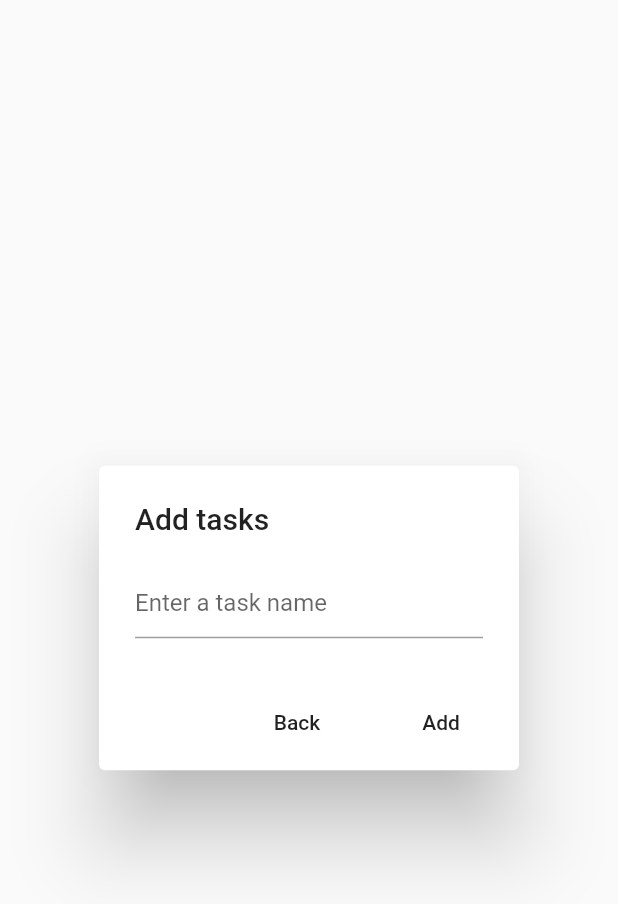
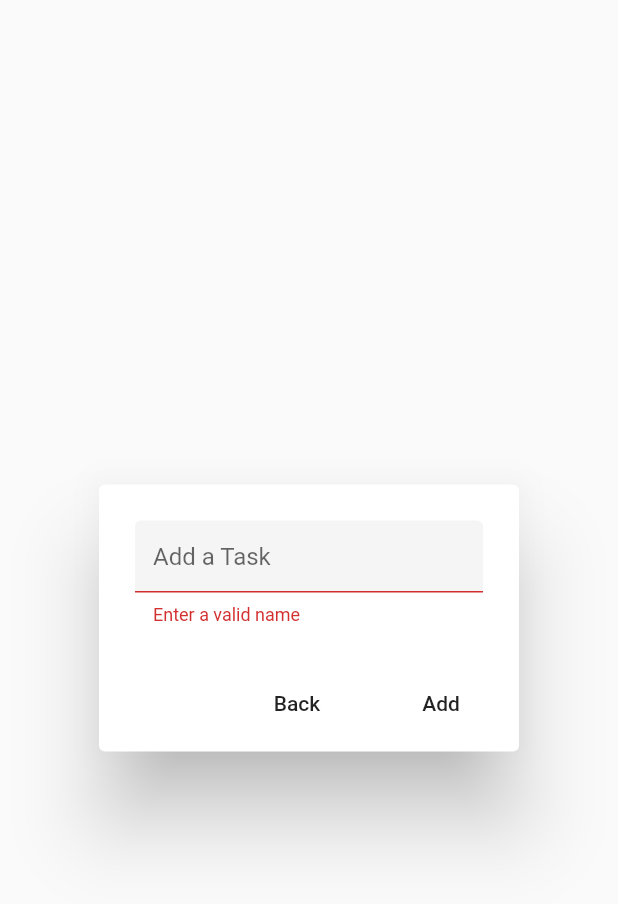
Before and after one commit to AndreaAlbertoMarchesi/checklist_app, a Flutter app: the AddDialog widget shown alone on an empty page, opened directly, after a tap on "Add", on a phone screen of 412 x 824 dp. Shown: the top 904 px of the screen. Run offline on Flutter 3.47's test engine with Material 2 defaults, Android fonts, the phone set to English and light mode, and no system bars; our stand-ins replace firebase_auth, percent_indicator, swipe_to, vibration; accounts and stored records are empty; generated files the repository leaves out were written again.

Commit message:
Refactor of AddDialog.dart with former key and cleaning of App state from comment everything is working fine now (appstate as before my changes)

```diff
--- a/lib/controller/Search.dart
+++ b/lib/controller/Search.dart
@@ -42,7 +42,7 @@ class Search extends SearchDelegate{
   @override
   Widget buildSuggestions(BuildContext context) {
     final appState = context.watch<AppState>();
-    titles = appState.getTitles();
+    ///titles = appState.getTitles();
 
     List<String> suggestionList = [];
     query.isEmpty
@@ -58,7 +58,7 @@ class Search extends SearchDelegate{
             suggestionList[index],
           ),
           onTap: (){
-            appState.goToTask(suggestionList[index]);
+            ///appState.goToTask(suggestionList[index]);
             Navigator.of(context).pop();
           },
         );
--- a/lib/model/AppState.dart
+++ b/lib/model/AppState.dart
@@ -15,7 +15,6 @@ class AppState extends ChangeNotifier {
   List<Task> selectedTasks = [];
   List<Task> lastTaskPath;
 
-
   AppState() {
     storage.readData().then((Task value) {
       root = value;
@@ -26,17 +25,17 @@ class AppState extends ChangeNotifier {
   }
 
   void selectTask(Task task) {
-
-    if(selectedTask == null) {
+    if (selectedTask == null) {
       selectedTask = task;
       selectedTasks.add(selectedTask);
       selectedTaskPath = List.from(taskPath);
-      lastTaskPath = selectedTaskPath.toList().sublist(0,selectedTaskPath.length-1);
-    }else {
-      selectedTaskPath = List.from(taskPath).sublist(0,taskPath.length-1);
-      if(selectedTaskPath == lastTaskPath){
+      lastTaskPath =
+          selectedTaskPath.toList().sublist(0, selectedTaskPath.length - 1);
+    } else {
+      selectedTaskPath = List.from(taskPath).sublist(0, taskPath.length - 1);
+      if (selectedTaskPath == lastTaskPath) {
         selectedTasks.add(task);
-      }else {
+      } else {
         selectedTask = task;
         selectedTaskPath = List.from(taskPath);
         lastTaskPath = selectedTaskPath;
@@ -46,11 +45,10 @@ class AppState extends ChangeNotifier {
     notifyListeners();
   }
 
-  void unDoSelection(){
+  void unDoSelection() {
     selectedTask = null;
     notifyListeners();
   }
-
 
   void updateSelectedTaskPathPercentage() {
     selectedTaskPath.reversed.forEach((task) {
@@ -69,24 +67,14 @@ class AppState extends ChangeNotifier {
   }
 
   void addTask(String title) {
-    /*List<Task> taskPathToMemorize = new List<Task>();
-    taskPathToMemorize.addAll(taskPath);
-    Task taskToMemorize =Task(title);
-    taskPathToMemorize.add(Task(title));
-
-    taskToMemorize.setTaskPathToMemorize(encode(taskPathToMemorize));
-    task.children.add(taskToMemorize);
-    mapOfTask.putIfAbsent(title, () => taskToMemorize);
-
+    task.children.add(Task(title));
     print(taskPath.map((e) => e.title).toString());
-*/
     storage.writeData(root);
     notifyListeners();
   }
 
-  void deleteTask(Task task, Task parent){
+  void deleteTask(Task task, Task parent) {
     parent.children.remove(task);
-    ///mapOfTask.remove(task.title);
     updateTaskPathPercentage();
     storage.writeData(root);
     notifyListeners();
@@ -105,7 +93,8 @@ class AppState extends ChangeNotifier {
       notifyListeners();
     }
   }
-  void backToRoot(){
+
+  void backToRoot() {
     taskPath.clear();
     taskPath.add(root);
     this.task = root;
@@ -117,81 +106,15 @@ class AppState extends ChangeNotifier {
     this.task = task;
     notifyListeners();
   }
+
   void moveTask() {
     selectedTaskPath.last.children.remove(selectedTask);
     updateSelectedTaskPathPercentage();
 
     task.children.add(selectedTask);
     updateTaskPathPercentage();
-
-    /*List<Task> taskPathToMemorize = new List<Task>();
-    taskPathToMemorize.addAll(taskPath);
-    taskPathToMemorize.add(selectedTask);
-
-    selectedTask.setTaskPathToMemorize(encode(taskPathToMemorize));*/
     selectedTask = null;
 
     notifyListeners();
   }
-/*
-
-  void goToTask(String title){
-
-    List<dynamic> pathConverted;
-
-    String pathWanted = mapOfTask['$title'].taskPathToMemorize;
-    pathConverted = decode(pathWanted);
-    createPath(pathConverted);
-
-    print(pathWanted);
-  }
-
-  Task getTaskFromTitle(String title){
-    return mapOfTask['$title'];
-  }
-
-  String encode(List<Task> toEncode){
-    List<String> titles = toEncode.map((e) => e.title).toList();
-    String encoded="";
-    for(String title in titles ){
-      encoded = encoded + "$title£";
-    }
-    return encoded;
-  }
-
-  List<String> decode(String toDecode){
-    List<String> titles=[];
-    String title = "";
-    for(int i=0; i < toDecode.length; i++  ){
-      int j;
-      for(j = i; toDecode[j] != "£"; j++){
-        title = title + toDecode[j];
-      }
-      i = j;
-      titles.add(title);
-      title = "";
-    }
-    return titles;
-  }
-
-  void createPath(List<String> titles) {
-    titles= titles.sublist(1,titles.length);
-    taskPath.clear();
-    taskPath.add(root);
-    task = root;
-    for(String title in titles){
-      task = task.children.firstWhere((element) => element.title == title);
-      taskPath.add(task);
-    }
-    notifyListeners();
-  }
-  //used to suggestionlist
-  List<String> fillTitles(){
-    List<String> titles=[];
-    mapOfTask.forEach((key, value) { titles.add(value.title); });
-    return titles;
-  }
-
-*/
-
 }
--- a/lib/view/home/AddDialog.dart
+++ b/lib/view/home/AddDialog.dart
@@ -3,58 +3,65 @@ import 'package:flutter/material.dart';
 import 'package:vibration/vibration.dart';
 import 'package:provider/provider.dart';
 
+
 class AddDialog extends StatelessWidget {
-  final textController = TextEditingController();
+
+
 
   @override
   Widget build(BuildContext context) {
+
+    final _formKey = GlobalKey<FormState>();
     final appState = context.watch<AppState>();
+    String taskName = '';
 
-    Widget doneButton = FlatButton(
+    Widget doneButton(context) {
+      return FlatButton(
         child: Text("Back"),
         onPressed: () {
           Navigator.pop(context);
         },
       );
+    }
 
-    ///ho usato la vibrazione come errore
-    Widget addButton = FlatButton(
+    Widget addButton(context) {
+      return FlatButton(
         child: Text("Add"),
         onPressed: () {
-        if (textController.text != "") {
-          appState.addTask(textController.text);
+          if (_formKey.currentState.validate()) {
+            appState.addTask(taskName);
             Navigator.of(context).pop();
           } else {
             Vibration.vibrate(duration: 100);
           }
-
         },
-    );
-
-    ///volevo aggiungere un messaggio di errore per distinguere i casi ma non sono riuscita
-    ///l'unica cosa che mi è venuta pensata è farlo diventare statefull
-    InputDecoration isWrong(){
-      if(textController.text == ""){
-        return InputDecoration(
-          hintText: "Enter a task name" ,
-        );
-      }else{
-        return InputDecoration(
-          hintText: "Enter a task name"
       );
     }
 
-    }
-
     return AlertDialog(
-      title: Text("Add tasks"),
-      content: TextField(
-        controller: textController,
-        decoration: isWrong(),
+      title: Form(
+        key: _formKey,
+        child: TextFormField(
+          decoration: InputDecoration(
+            hintText: "Add a Task",
+            filled: true,
+            contentPadding: EdgeInsets.all(12.0),
+            enabledBorder: OutlineInputBorder(
+              borderSide: BorderSide(color: Colors.cyan[100], width: 2.0),
+            ),
+            focusedBorder: OutlineInputBorder(
+              borderSide: BorderSide(color: Colors.cyan[400], width: 2.0),
+            ),
+          ),
+          validator: (val) => val.isEmpty ? 'Enter a valid name' : null,
+          onChanged: (val) {
+           taskName = val;
+          },
+        ),
       ),
       actions: [
-        doneButton,
-        addButton,
+        doneButton(context),
+        addButton(context),
       ],
     );
   }
```
Lines whose indentation alone changed are shown as unchanged.
